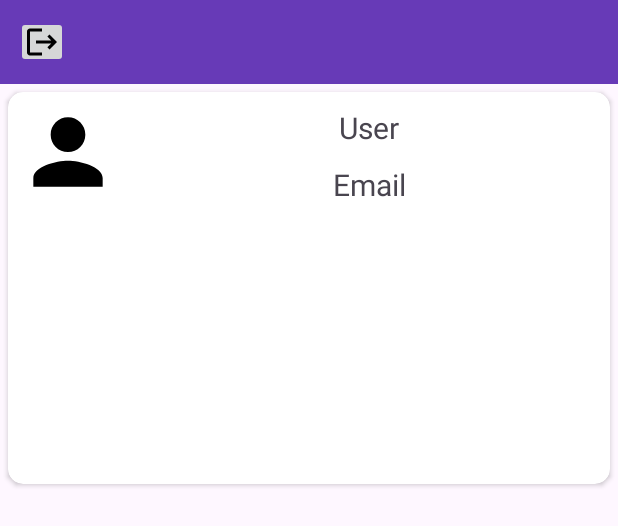
After one commit to abusaeed-shuvo/Void-Chat, an Android app: the layout fragment_home.xml on its own in the app's theme, with its tools: preview values and no code run, on a phone screen of 412 x 824 dp. The commit adds this screen. Shown: the top 526 px of the screen. Run offline under Robolectric (Android 15) with nearby library versions, the phone set to English and light mode, and no system bars.

Commit message:
some things are added

```diff
--- /dev/null
+++ b/app/src/main/res/drawable/baseline_logout_24.xml
@@ -0,0 +1,5 @@
+<vector xmlns:android="http://schemas.android.com/apk/res/android" android:autoMirrored="true" android:height="24dp" android:tint="#000000" android:viewportHeight="24" android:viewportWidth="24" android:width="24dp">
+
+    <path android:fillColor="@android:color/white" android:pathData="M17,7l-1.41,1.41L18.17,11H8v2h10.17l-2.58,2.58L17,17l5,-5zM4,5h8V3H4c-1.1,0 -2,0.9 -2,2v14c0,1.1 0.9,2 2,2h8v-2H4V5z"/>
+
+</vector>
--- /dev/null
+++ b/app/src/main/res/drawable/baseline_person_24.xml
@@ -0,0 +1,5 @@
+<vector xmlns:android="http://schemas.android.com/apk/res/android" android:height="24dp" android:tint="#000000" android:viewportHeight="24" android:viewportWidth="24" android:width="24dp">
+
+    <path android:fillColor="@android:color/white" android:pathData="M12,12c2.21,0 4,-1.79 4,-4s-1.79,-4 -4,-4 -4,1.79 -4,4 1.79,4 4,4zM12,14c-2.67,0 -8,1.34 -8,4v2h16v-2c0,-2.66 -5.33,-4 -8,-4z"/>
+
+</vector>
--- /dev/null
+++ b/app/src/main/res/layout/fragment_home.xml
@@ -0,0 +1,42 @@
+<?xml version="1.0" encoding="utf-8"?>
+<androidx.constraintlayout.widget.ConstraintLayout xmlns:android="http://schemas.android.com/apk/res/android"
+    xmlns:app="http://schemas.android.com/apk/res-auto"
+    xmlns:tools="http://schemas.android.com/tools"
+    android:layout_width="match_parent"
+    android:layout_height="match_parent"
+    tools:context=".ui.home.HomeFragment">
+
+    <androidx.constraintlayout.widget.ConstraintLayout
+        android:id="@+id/topBar"
+        android:layout_width="match_parent"
+        android:layout_height="wrap_content"
+        android:background="#673AB7"
+        android:padding="5dp"
+        app:layout_constraintEnd_toEndOf="parent"
+        app:layout_constraintStart_toStartOf="parent"
+        app:layout_constraintTop_toTopOf="parent">
+
+        <androidx.appcompat.widget.AppCompatImageButton
+            android:id="@+id/logoutBtn"
+            android:layout_width="wrap_content"
+            android:layout_height="wrap_content"
+            android:layout_margin="5dp"
+            android:contentDescription="logout btn"
+            android:padding="5dp"
+            android:src="@drawable/baseline_logout_24"
+            app:layout_constraintBottom_toBottomOf="parent"
+            app:layout_constraintStart_toStartOf="parent"
+            app:layout_constraintTop_toTopOf="parent" />
+
+    </androidx.constraintlayout.widget.ConstraintLayout>
+
+    <androidx.recyclerview.widget.RecyclerView
+        android:id="@+id/recyclerView"
+        android:layout_width="match_parent"
+        android:layout_height="wrap_content"
+        app:layoutManager="androidx.recyclerview.widget.LinearLayoutManager"
+        app:layout_constraintTop_toBottomOf="@+id/topBar"
+        tools:listitem="@layout/user_item" />
+
+
+</androidx.constraintlayout.widget.ConstraintLayout>
--- a/app/src/main/res/layout/fragment_sign_up.xml
+++ b/app/src/main/res/layout/fragment_sign_up.xml
@@ -55,6 +55,7 @@
         android:layout_height="wrap_content"
         android:layout_margin="10dp"
         android:hint="Input Password"
+        android:inputType="textPassword"
         android:padding="5dp"
         android:textAlignment="center"
         android:textSize="20sp"
--- /dev/null
+++ b/app/src/main/res/layout/user_item.xml
@@ -0,0 +1,50 @@
+<?xml version="1.0" encoding="utf-8"?>
+<androidx.cardview.widget.CardView xmlns:android="http://schemas.android.com/apk/res/android"
+    xmlns:app="http://schemas.android.com/apk/res-auto"
+    android:layout_width="match_parent"
+    android:layout_height="match_parent"
+    android:layout_margin="5dp"
+    app:cardCornerRadius="10dp">
+
+    <androidx.constraintlayout.widget.ConstraintLayout
+        android:layout_width="match_parent"
+        android:layout_height="wrap_content">
+
+        <ImageView
+            android:id="@+id/profileIcon"
+            android:layout_width="80dp"
+            android:layout_height="80dp"
+            android:contentDescription="Icon Profile"
+            android:padding="5dp"
+            android:src="@drawable/baseline_person_24"
+            app:layout_constraintBottom_toBottomOf="parent"
+            app:layout_constraintStart_toStartOf="parent"
+            app:layout_constraintTop_toTopOf="parent" />
+
+        <TextView
+            android:id="@+id/userName"
+            android:layout_width="wrap_content"
+            android:layout_height="wrap_content"
+            android:padding="5dp"
+            android:text="User"
+            android:textSize="20dp"
+            app:layout_constraintBottom_toTopOf="@+id/userEmail"
+            app:layout_constraintEnd_toEndOf="parent"
+            app:layout_constraintStart_toEndOf="@+id/profileIcon"
+            app:layout_constraintTop_toTopOf="parent" />
+
+        <TextView
+            android:id="@+id/userEmail"
+            android:layout_width="wrap_content"
+            android:layout_height="wrap_content"
+            android:text="Email"
+            android:textSize="20dp"
+            app:layout_constraintBottom_toBottomOf="parent"
+            app:layout_constraintEnd_toEndOf="parent"
+            app:layout_constraintStart_toEndOf="@+id/profileIcon"
+            app:layout_constraintTop_toBottomOf="@+id/userName" />
+
+
+    </androidx.constraintlayout.widget.ConstraintLayout>
+
+</androidx.cardview.widget.CardView>
```
Also changed, not shown: app/src/main/java/com/example/voidchat/ui/home/HomeFragment.kt (added, +39 -0 lines), app/src/main/java/com/example/voidchat/ui/signIn/SignInFragment.kt (+8 -17 lines), app/src/main/java/com/example/voidchat/ui/signUp/SignUpFragment.kt (+44 -2 lines), app/src/main/res/navigation/root_nav.xml (+12 -0 lines).
